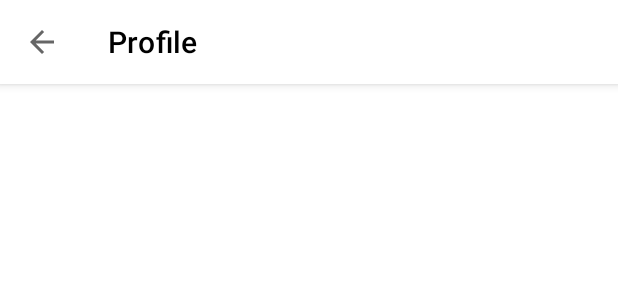
After one commit to feriyusuf/movie-app, an Android app: the layout activity_detail.xml on its own in the app's theme, with its tools: preview values and no code run, on a phone screen of 412 x 824 dp. The commit adds this screen. Shown: the top 300 px of the screen. Run offline under Robolectric (Android 15) with nearby library versions, the phone set to English and light mode, and no system bars; network calls fail.

Commit message:
Add detail activity

```diff
--- a/app/src/main/AndroidManifest.xml
+++ b/app/src/main/AndroidManifest.xml
@@ -5,7 +5,7 @@
     <uses-permission android:name="android.permission.INTERNET" />
 
     <application
-        android:name="id.kotlin.mvvm.MvvmMovieApp"
+        android:name=".MvvmMovieApp"
         android:allowBackup="true"
         android:fullBackupContent="false"
         android:icon="@mipmap/ic_launcher"
@@ -13,7 +13,8 @@
         android:roundIcon="@mipmap/ic_launcher_round"
         android:supportsRtl="false"
         android:theme="@style/AppTheme">
-        <activity android:name="id.kotlin.mvvm.presentation.HomeActivity">
+        <activity android:name=".presentation.DetailActivity"></activity>
+        <activity android:name=".presentation.HomeActivity">
             <intent-filter>
                 <action android:name="android.intent.action.MAIN" />
 
--- /dev/null
+++ b/app/src/main/res/drawable/ic_arrow_back.xml
@@ -0,0 +1,10 @@
+<vector xmlns:android="http://schemas.android.com/apk/res/android"
+    android:width="24dp"
+    android:height="24dp"
+    android:viewportWidth="24"
+    android:viewportHeight="24"
+    android:tint="?attr/colorControlNormal">
+  <path
+      android:fillColor="@android:color/white"
+      android:pathData="M20,11H7.83l5.59,-5.59L12,4l-8,8 8,8 1.41,-1.41L7.83,13H20v-2z"/>
+</vector>
--- /dev/null
+++ b/app/src/main/res/layout/activity_detail.xml
@@ -0,0 +1,20 @@
+<?xml version="1.0" encoding="utf-8"?>
+<androidx.constraintlayout.widget.ConstraintLayout xmlns:android="http://schemas.android.com/apk/res/android"
+    xmlns:app="http://schemas.android.com/apk/res-auto"
+    xmlns:tools="http://schemas.android.com/tools"
+    android:layout_width="match_parent"
+    android:layout_height="match_parent"
+    tools:context=".presentation.DetailActivity">
+
+    <androidx.appcompat.widget.Toolbar
+        android:id="@+id/toolbar_detail"
+        android:layout_width="match_parent"
+        android:layout_height="wrap_content"
+        android:background="@color/white"
+        android:elevation="4dp"
+        app:layout_constraintTop_toTopOf="parent"
+        app:navigationIcon="@drawable/ic_arrow_back"
+        app:title="@string/menu_profile"
+        app:titleTextColor="@color/black" />
+
+</androidx.constraintlayout.widget.ConstraintLayout>
```
Also changed, not shown: app/src/main/java/id/kotlin/mvvm/presentation/DetailActivity.kt (added, +13 -0 lines), app/src/main/java/id/kotlin/mvvm/presentation/HomeActivity.kt (+7 -1 lines).
